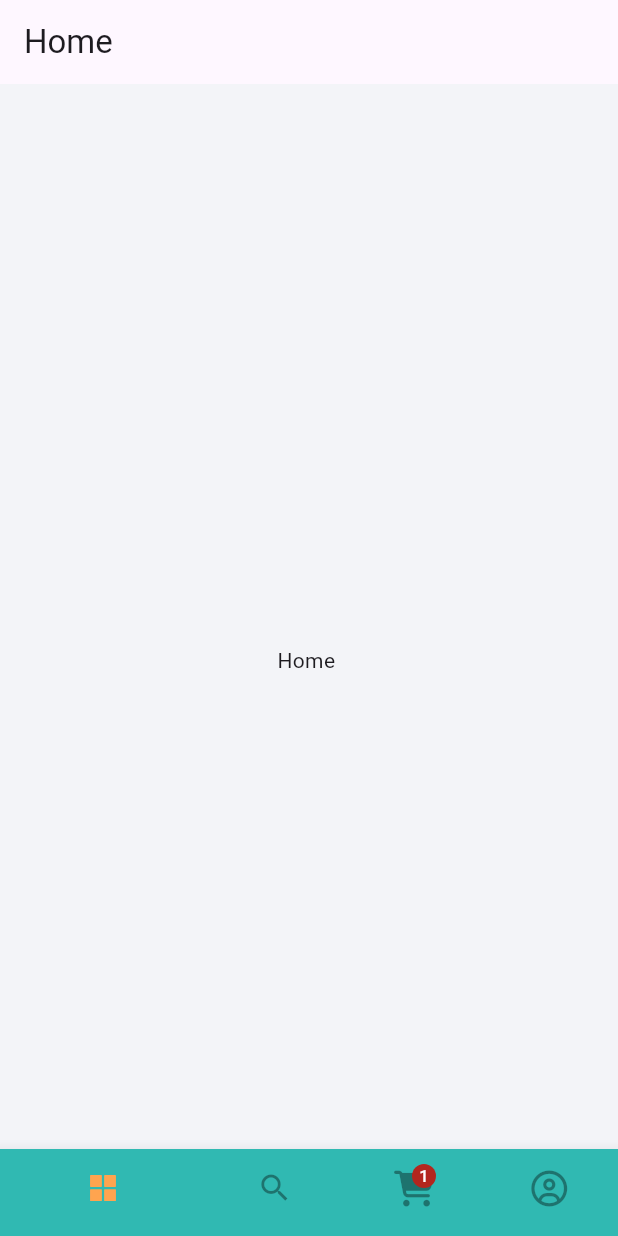
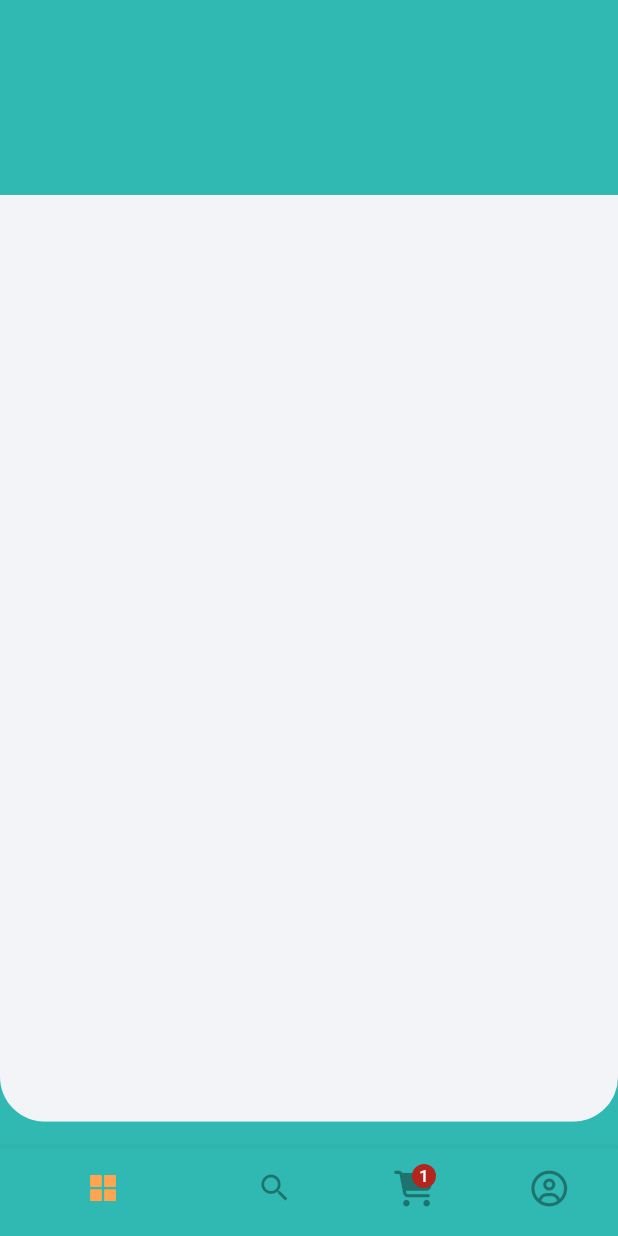
Before and after one commit to minh261002/Food-Delivery-App, a Flutter app: the screen it shows after launch, on a phone screen of 412 x 824 dp. Run offline on Flutter 3.47's test engine with Material 3 defaults, Android fonts, the phone set to English and light mode, and no system bars; our stand-ins replace flutter_screenutil, flutter_vector_icons, get.

Commit message:
Refactor multiple pages to enhance UI consistency by adding a custom app bar and background color, and integrate CustomContainer for layout management.

```diff
--- /dev/null
+++ b/lib/common/custom_container.dart
@@ -0,0 +1,28 @@
+import 'package:delivery/constants/constants.dart';
+import 'package:flutter/material.dart';
+import 'package:flutter_screenutil/flutter_screenutil.dart';
+
+class CustomContainer extends StatelessWidget {
+  const CustomContainer({super.key, required this.containerContent});
+
+  final Widget containerContent;
+
+  @override
+  Widget build(BuildContext context) {
+    return SizedBox(
+      height: MediaQuery.of(context).size.height * 0.75,
+      width: width,
+      child: ClipRRect(
+        borderRadius: BorderRadius.only(
+          bottomLeft: Radius.circular(30.r),
+          bottomRight: Radius.circular(30.r),
+        ),
+        child: Container(
+          width: width,
+          color: kOffWhite,
+          child: SingleChildScrollView(child: containerContent),
+        ),
+      ),
+    );
+  }
+}
--- a/lib/views/entrypoint.dart
+++ b/lib/views/entrypoint.dart
@@ -48,8 +48,10 @@ class MainScreen extends StatelessWidget {
                           : Icon(AntDesign.appstore_o),
                       label: "Home",
                     ),
-                    const BottomNavigationBarItem(
-                      icon: Icon(Icons.search),
+                    BottomNavigationBarItem(
+                      icon: controller.getTabIndex() == 1
+                          ? Icon(Icons.search, color: kSecondary)
+                          : Icon(Icons.search, color: Colors.black38),
                       label: "Search",
                     ),
                     BottomNavigationBarItem(
--- a/lib/views/home/home_page.dart
+++ b/lib/views/home/home_page.dart
@@ -1,4 +1,7 @@
+import 'package:delivery/common/custom_container.dart';
+import 'package:delivery/constants/constants.dart';
 import 'package:flutter/material.dart';
+import 'package:flutter_screenutil/flutter_screenutil.dart';
 
 class HomePage extends StatelessWidget {
   const HomePage({super.key});
@@ -6,8 +9,12 @@ class HomePage extends StatelessWidget {
   @override
   Widget build(BuildContext context) {
     return Scaffold(
-      appBar: AppBar(title: const Text("Home")),
-      body: const Center(child: Text('Home ')),
+      backgroundColor: kPrimary,
+      appBar: PreferredSize(
+        preferredSize: Size.fromHeight(130.h),
+        child: Container(height: 130),
+      ),
+      body: SafeArea(child: CustomContainer(containerContent: Container())),
     );
   }
 }
```
Also changed, not shown: lib/views/cart/cart_page.dart (+9 -2 lines), lib/views/profile/profile_page.dart (+9 -2 lines), lib/views/search/search_page.dart (+9 -2 lines).
